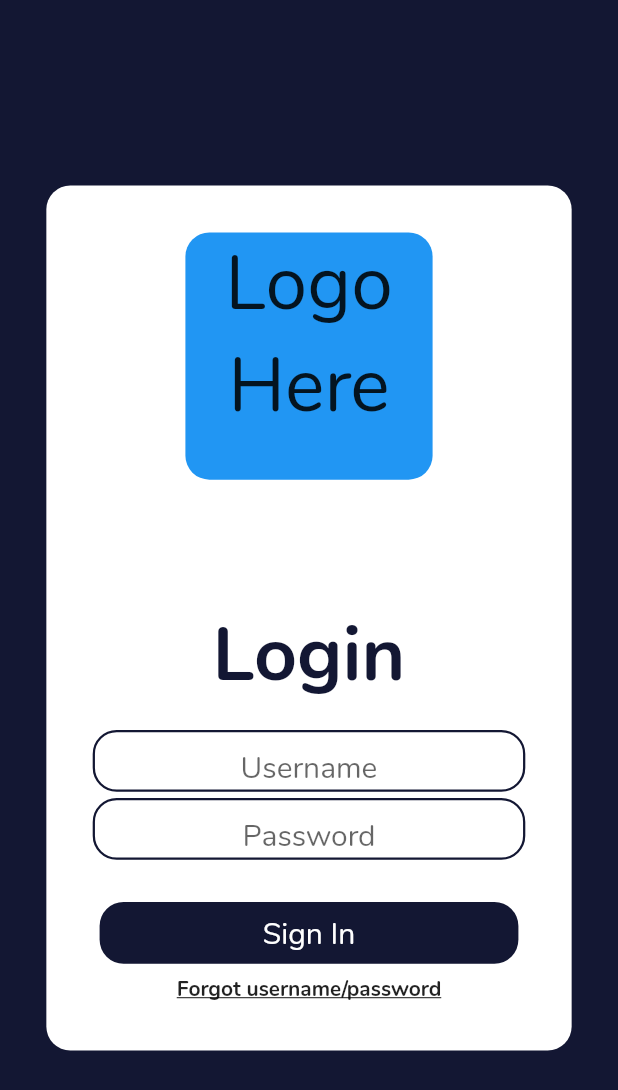
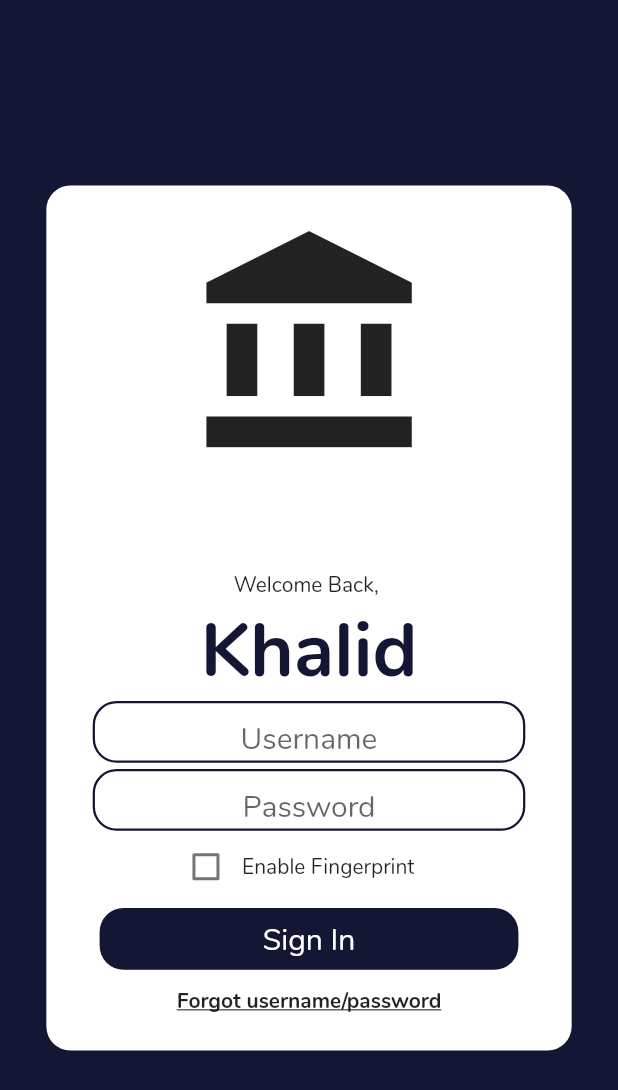
Before and after one commit to KhalidWar/banking_app, a Flutter app: the screen it shows after launch, on a phone screen of 412 x 824 dp. Shown: the top 1090 px of the screen. Run offline on Flutter 3.47's test engine with Material 2 defaults, Android fonts, the phone set to English and light mode, and no system bars; our stand-ins replace flutter_svg, google_fonts.

Commit message:
Redesigned and finished Login Screen. Renamed constants var. Changed Account balance color to lighter green.

```diff
--- a/lib/constants.dart
+++ b/lib/constants.dart
@@ -2,9 +2,9 @@ import 'package:flutter/material.dart';
 
 const kAppTitle = 'Banking App';
 //const kStackBackgroundColor = Color(0xff4d004d);
-const kStackBackgroundColor = Color(0xff131733);
+const kPrimaryColor = Color(0xff131733);
 
-const kScaffoldBackgroundColor = Color(0xfff0f0f0);
+const kSecondaryColor = Color(0xfff0f0f0);
 //const kScaffoldBackgroundColor = Color(0xff800080);
 
 const kAccentColor = Color(0XFF008000);
--- a/lib/screens/account_screen.dart
+++ b/lib/screens/account_screen.dart
@@ -29,7 +29,7 @@ class _AccountScreenState extends State<AccountScreen> {
   Widget build(BuildContext context) {
     Size size = MediaQuery.of(context).size;
     return Scaffold(
-      backgroundColor: kScaffoldBackgroundColor,
+      backgroundColor: kSecondaryColor,
       appBar: buildAppBar(context),
       floatingActionButton: FloatingActionButton(
         //todo make FAB disappear when scrolling down and re-appear on up scroll
@@ -55,7 +55,7 @@ class _AccountScreenState extends State<AccountScreen> {
                 bottom: size.height * 0.04,
               ),
               decoration: BoxDecoration(
-                color: kStackBackgroundColor,
+                color: kPrimaryColor,
                 borderRadius: BorderRadius.only(
                     bottomLeft: Radius.circular(35),
                     bottomRight: Radius.circular(35)),
@@ -168,7 +168,7 @@ class _AccountScreenState extends State<AccountScreen> {
         elevation: 0,
         title: Text('${widget.accountType}'),
         centerTitle: true,
-        backgroundColor: kStackBackgroundColor,
+        backgroundColor: kPrimaryColor,
         leading: IconButton(
             icon: Icon(Icons.arrow_back_ios),
             onPressed: () {
--- a/lib/screens/home_screen.dart
+++ b/lib/screens/home_screen.dart
@@ -22,7 +22,7 @@ class _HomeScreenState extends State<HomeScreen> {
   Widget build(BuildContext context) {
     Size size = MediaQuery.of(context).size;
     return Scaffold(
-      backgroundColor: kStackBackgroundColor,
+      backgroundColor: kPrimaryColor,
       appBar: buildAppBar(context),
       floatingActionButton: buildFloatingActionButton(),
       body: Container(
@@ -37,7 +37,7 @@ class _HomeScreenState extends State<HomeScreen> {
               height: size.height * 0.3,
               width: double.infinity,
               decoration: BoxDecoration(
-                  color: kStackBackgroundColor,
+                  color: kPrimaryColor,
                   borderRadius: BorderRadius.only(
                     bottomLeft: Radius.circular(35),
                     bottomRight: Radius.circular(35),
@@ -151,7 +151,7 @@ class _HomeScreenState extends State<HomeScreen> {
 
   AppBar buildAppBar(BuildContext context) {
     return AppBar(
-      backgroundColor: kStackBackgroundColor,
+      backgroundColor: kPrimaryColor,
       elevation: 0,
       title: Text(kAppTitle,
           style: Theme.of(context)
--- a/lib/screens/login_screen.dart
+++ b/lib/screens/login_screen.dart
@@ -1,15 +1,21 @@
 import 'package:banking/constants.dart';
 import 'package:banking/screens/home_screen.dart';
-import 'package:banking/widgets/username_password_fields.dart';
 import 'package:flutter/material.dart';
 import 'package:google_fonts/google_fonts.dart';
 
-class LoadingScreen extends StatelessWidget {
+class LoadingScreen extends StatefulWidget {
+  @override
+  _LoadingScreenState createState() => _LoadingScreenState();
+}
+
+class _LoadingScreenState extends State<LoadingScreen> {
+  bool isBiometric = false;
+
   @override
   Widget build(BuildContext context) {
     Size size = MediaQuery.of(context).size;
     return Scaffold(
-      backgroundColor: kStackBackgroundColor,
+      backgroundColor: kPrimaryColor,
       body: Center(
         child: SingleChildScrollView(
           child: Container(
@@ -21,38 +27,20 @@ class LoadingScreen extends StatelessWidget {
             ),
             child: Column(
               mainAxisAlignment: MainAxisAlignment.center,
+              crossAxisAlignment: CrossAxisAlignment.center,
               children: [
-                Container(
-                  height: size.height * 0.2,
-                  width: size.width * 0.4,
-                  decoration: BoxDecoration(
-                    color: Colors.blue,
-                    borderRadius: BorderRadius.all(Radius.circular(16)),
-                  ),
-                  child: Text(
-                    'Logo Here',
-                    textAlign: TextAlign.center,
-                    style: TextStyle(
-                      fontSize: 50,
-                    ),
-                  ),
+                Icon(
+                  Icons.account_balance,
+                  size: size.height * 0.2,
                 ),
-                SizedBox(height: size.height * 0.1),
-                Text(
-                  'Login',
-                  style: GoogleFonts.nunito(
-                    fontSize: 50,
-                    color: kStackBackgroundColor,
-                    fontWeight: FontWeight.bold,
-                  ),
-                ),
-                SizedBox(height: size.height * 0.02),
+                SizedBox(height: size.height / 12),
+                Greeting(),
                 UsernamePasswordFields(label: 'Username', isPassword: false),
                 SizedBox(height: size.height * 0.005),
                 UsernamePasswordFields(label: 'Password', isPassword: true),
-                SizedBox(height: size.height * 0.03),
+                EnableFingerprint(),
                 FlatButton(
-                    color: kStackBackgroundColor,
+                    color: kPrimaryColor,
                     shape: RoundedRectangleBorder(
                       borderRadius: BorderRadius.all(Radius.circular(16)),
                     ),
@@ -73,7 +61,7 @@ class LoadingScreen extends StatelessWidget {
                         return HomeScreen();
                       }));
                     }),
-                SizedBox(height: size.height * 0.005),
+                SizedBox(height: size.height * 0.01),
                 GestureDetector(
                   onTap: () {},
                   child: Text(
@@ -92,3 +80,78 @@ class LoadingScreen extends StatelessWidget {
     );
   }
 }
+
+class Greeting extends StatelessWidget {
+  @override
+  Widget build(BuildContext context) {
+    return Column(
+      mainAxisAlignment: MainAxisAlignment.center,
+      children: [
+        Text('Welcome Back, '),
+        Text(
+          'Khalid',
+          style: GoogleFonts.nunito(
+            fontSize: 50,
+            color: kPrimaryColor,
+            fontWeight: FontWeight.bold,
+          ),
+        ),
+      ],
+    );
+  }
+}
+
+class UsernamePasswordFields extends StatelessWidget {
+  const UsernamePasswordFields({
+    Key key,
+    this.label,
+    this.isPassword,
+  }) : super(key: key);
+
+  final String label;
+  final bool isPassword;
+
+  @override
+  Widget build(BuildContext context) {
+    Size size = MediaQuery.of(context).size;
+    return Container(
+      width: size.width * 0.7,
+      height: size.height * 0.05,
+      decoration: BoxDecoration(
+        borderRadius: BorderRadius.all(Radius.circular(16)),
+        border: Border.all(
+            color: kPrimaryColor, style: BorderStyle.solid, width: 1.5),
+      ),
+      child: TextField(
+        obscureText: isPassword ? true : false,
+        textAlign: TextAlign.center,
+        decoration: InputDecoration(
+          contentPadding: EdgeInsets.symmetric(horizontal: 20),
+          hintText: label,
+          hintStyle: TextStyle(fontSize: 20),
+          enabledBorder: InputBorder.none,
+          focusedBorder: InputBorder.none,
+          border: InputBorder.none,
+        ),
+      ),
+    );
+  }
+}
+
+class EnableFingerprint extends StatelessWidget {
+  @override
+  Widget build(BuildContext context) {
+    return Container(
+      margin: EdgeInsets.only(left: MediaQuery.of(context).size.width / 5),
+      child: Row(
+        children: [
+          Checkbox(
+            value: false,
+            onChanged: (isBiometric) {},
+          ),
+          Text('Enable Fingerprint'),
+        ],
+      ),
+    );
+  }
+}
--- a/lib/widgets/account_details_card.dart
+++ b/lib/widgets/account_details_card.dart
@@ -1,3 +1,4 @@
+import 'package:banking/constants.dart';
 import 'package:banking/dummy_data/accounts_list.dart';
 import 'package:banking/screens/account_screen.dart';
 import 'package:flutter/material.dart';
@@ -50,8 +51,10 @@ class AccountDetailsCard extends StatelessWidget {
               bottom: 0,
               child: Text(
                 '\$${widget.balance}',
-                style: Theme.of(context).textTheme.headline3.copyWith(
-                    color: Colors.green[600], fontWeight: FontWeight.bold),
+                style: Theme.of(context)
+                    .textTheme
+                    .headline3
+                    .copyWith(color: kCashColor, fontWeight: FontWeight.bold),
               ),
             ),
           ],
--- a/lib/widgets/accounts_card.dart
+++ b/lib/widgets/accounts_card.dart
@@ -1,4 +1,4 @@
-import 'package:banking/dummy_data/accounts_list.dart';
+import 'package:banking/constants.dart';
 import 'package:flutter/material.dart';
 
 class AccountsCard extends StatelessWidget {
@@ -19,7 +19,6 @@ class AccountsCard extends StatelessWidget {
 
   @override
   Widget build(BuildContext context) {
-    bool isCredit = accountsList[index].isCredit;
     return GestureDetector(
       onTap: onPress,
       child: Card(
@@ -48,8 +47,10 @@ class AccountsCard extends StatelessWidget {
                 alignment: Alignment.bottomRight,
                 child: Text(
                   '\$${balance.toStringAsFixed(1)}',
-                  style: Theme.of(context).textTheme.headline4.copyWith(
-                      color: Colors.green[600], fontWeight: FontWeight.bold),
+                  style: Theme.of(context)
+                      .textTheme
+                      .headline4
+                      .copyWith(color: kCashColor, fontWeight: FontWeight.bold),
                 ),
               ),
             ],
--- a/lib/widgets/username_password_fields.dart
+++ b/lib/widgets/username_password_fields.dart
@@ -21,7 +21,7 @@ class UsernamePasswordFields extends StatelessWidget {
       decoration: BoxDecoration(
         borderRadius: BorderRadius.all(Radius.circular(16)),
         border: Border.all(
-            color: kStackBackgroundColor, style: BorderStyle.solid, width: 1.5),
+            color: kPrimaryColor, style: BorderStyle.solid, width: 1.5),
       ),
       child: TextField(
         obscureText: isPassword ? true : false,
```
